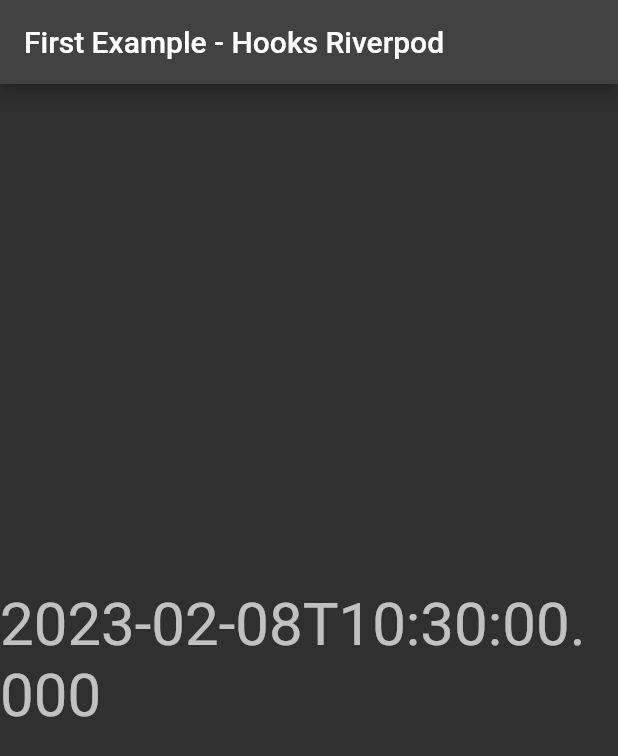
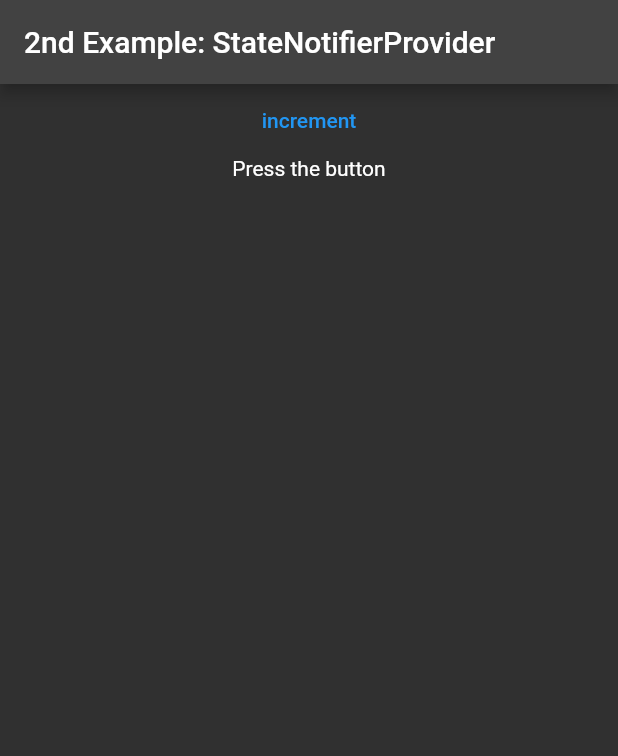
Before and after one commit to BrunoCodeman/riverpod_course_by_Vandad_Nahavandipoor, a Flutter app: the screen it shows after launch, on a phone screen of 412 x 824 dp. Shown: the top 756 px of the screen. Run offline on Flutter 3.47's test engine with Material 2 defaults, Android fonts, the phone set to English and light mode, and no system bars; our stand-ins replace hooks_riverpod.

Commit message:
Second example

```diff
--- /dev/null
+++ b/lib/second_example.dart
@@ -0,0 +1,51 @@
+import 'package:flutter/material.dart';
+import 'package:hooks_riverpod/hooks_riverpod.dart';
+
+extension OptionalInfixAddition<T extends num> on T? {
+  T? operator +(T? other) {
+    final self = this;
+    if (self != null) {
+      return (self ?? 0) + (other ?? 0) as T;
+    } else {
+      return null;
+    }
+  }
+}
+
+class Counter extends StateNotifier<int?> {
+  Counter(super.state);
+  void increment() => state = state == null ? 1 : state + 1;
+}
+
+final provider = StateNotifierProvider<Counter, int?>(
+  (ref) => Counter(null),
+);
+
+class SecondExample extends ConsumerWidget {
+  const SecondExample({super.key});
+  @override
+  Widget build(BuildContext context, WidgetRef ref) {
+    return Scaffold(
+      appBar: AppBar(
+        title: const Text(
+          "2nd Example: StateNotifierProvider",
+        ),
+      ),
+      body: Column(crossAxisAlignment: CrossAxisAlignment.stretch, children: [
+        TextButton(
+          onPressed: ref.read(provider.notifier).increment,
+          child: const Text("increment"),
+        ),
+        Consumer(
+          builder: (context, ref, child) {
+            final count = ref.watch(provider);
+            final msg = count == null ? "Press the button" : count.toString();
+            return Center(
+              child: Text(msg),
+            );
+          },
+        ),
+      ]),
+    );
+  }
+}
```
Also changed, not shown: lib/main.dart (+4 -86 lines).
